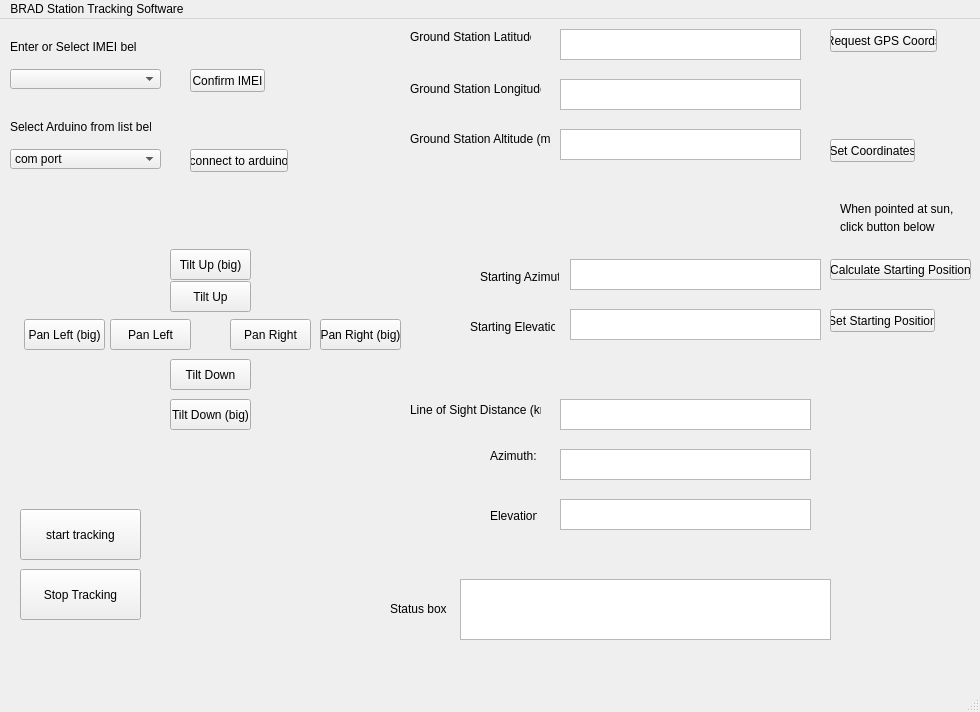
Before: the Qt Designer form QtDesignerUI.ui in mathias314/Ground-Station-Tracker, drawn with Qt 5.
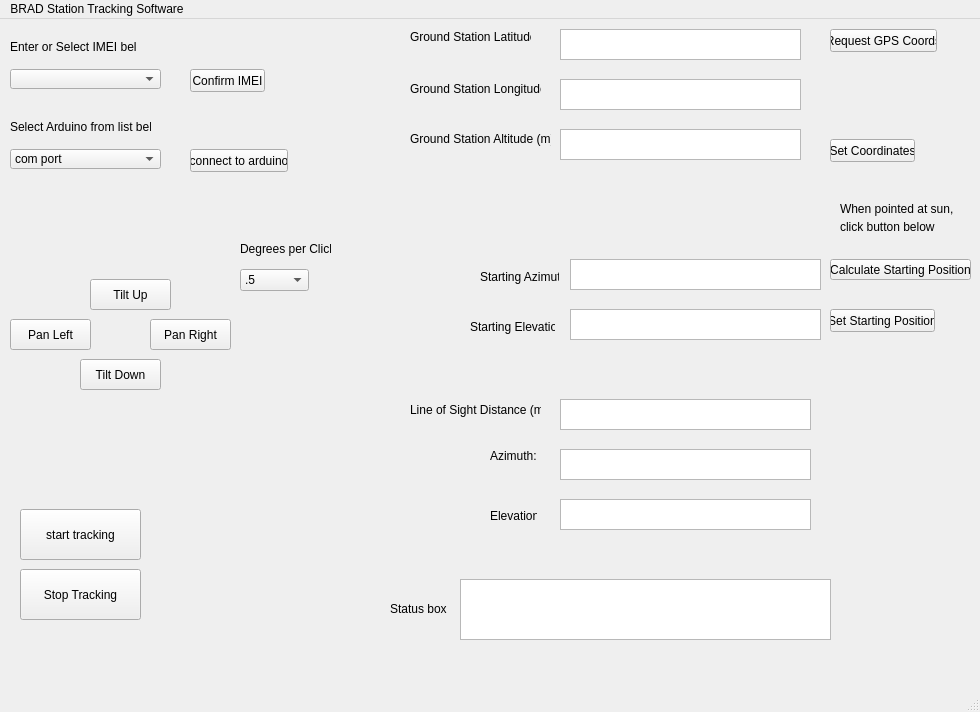
After: the same form once the commit is applied.

Diff of the .ui file:
```diff
--- a/QtDesignerUI.ui
+++ b/QtDesignerUI.ui
@@ -166,8 +166,8 @@
    <widget class="QPushButton" name="tiltUpButton">
     <property name="geometry">
      <rect>
-      <x>170</x>
-      <y>262</y>
+      <x>90</x>
+      <y>260</y>
       <width>81</width>
       <height>31</height>
      </rect>
@@ -179,7 +179,7 @@
    <widget class="QPushButton" name="panLeftButton">
     <property name="geometry">
      <rect>
-      <x>110</x>
+      <x>10</x>
       <y>300</y>
       <width>81</width>
       <height>31</height>
@@ -192,7 +192,7 @@
    <widget class="QPushButton" name="panRightButton">
     <property name="geometry">
      <rect>
-      <x>230</x>
+      <x>150</x>
       <y>300</y>
       <width>81</width>
       <height>31</height>
@@ -205,7 +205,7 @@
    <widget class="QPushButton" name="tiltDownButton">
     <property name="geometry">
      <rect>
-      <x>170</x>
+      <x>80</x>
       <y>340</y>
       <width>81</width>
       <height>31</height>
@@ -373,7 +373,7 @@
      </rect>
     </property>
     <property name="text">
-     <string>Line of Sight Distance (km): </string>
+     <string>Line of Sight Distance (m): </string>
     </property>
    </widget>
    <widget class="QLabel" name="label_9">
@@ -415,58 +415,6 @@
      <string>Status box</string>
     </property>
    </widget>
-   <widget class="QPushButton" name="bigTiltUpbutton">
-    <property name="geometry">
-     <rect>
-      <x>170</x>
-      <y>230</y>
-      <width>81</width>
-      <height>31</height>
-     </rect>
-    </property>
-    <property name="text">
-     <string>Tilt Up (big)</string>
-    </property>
-   </widget>
-   <widget class="QPushButton" name="bigPanRightButton">
-    <property name="geometry">
-     <rect>
-      <x>320</x>
-      <y>300</y>
-      <width>81</width>
-      <height>31</height>
-     </rect>
-    </property>
-    <property name="text">
-     <string>Pan Right (big)</string>
-    </property>
-   </widget>
-   <widget class="QPushButton" name="bigTiltDownButton">
-    <property name="geometry">
-     <rect>
-      <x>170</x>
-      <y>380</y>
-      <width>81</width>
-      <height>31</height>
-     </rect>
-    </property>
-    <property name="text">
-     <string>Tilt Down (big)</string>
-    </property>
-   </widget>
-   <widget class="QPushButton" name="bigPanLeftButton">
-    <property name="geometry">
-     <rect>
-      <x>24</x>
-      <y>300</y>
-      <width>81</width>
-      <height>31</height>
-     </rect>
-    </property>
-    <property name="text">
-     <string>Pan Left (big)</string>
-    </property>
-   </widget>
    <widget class="QPushButton" name="calculateStartingPosButton">
     <property name="geometry">
      <rect>
@@ -506,6 +454,49 @@
      <string>click button below</string>
     </property>
    </widget>
+   <widget class="QComboBox" name="degreesPerClickBox">
+    <property name="geometry">
+     <rect>
+      <x>240</x>
+      <y>250</y>
+      <width>69</width>
+      <height>22</height>
+     </rect>
+    </property>
+    <item>
+     <property name="text">
+      <string>.5</string>
+     </property>
+    </item>
+    <item>
+     <property name="text">
+      <string>1</string>
+     </property>
+    </item>
+    <item>
+     <property name="text">
+      <string>5</string>
+     </property>
+    </item>
+    <item>
+     <property name="text">
+      <string>10</string>
+     </property>
+    </item>
+   </widget>
+   <widget class="QLabel" name="label_14">
+    <property name="geometry">
+     <rect>
+      <x>240</x>
+      <y>220</y>
+      <width>91</width>
+      <height>20</height>
+     </rect>
+    </property>
+    <property name="text">
+     <string>Degrees per Click</string>
+    </property>
+   </widget>
   </widget>
   <widget class="QMenuBar" name="menubar">
    <property name="geometry">
```
